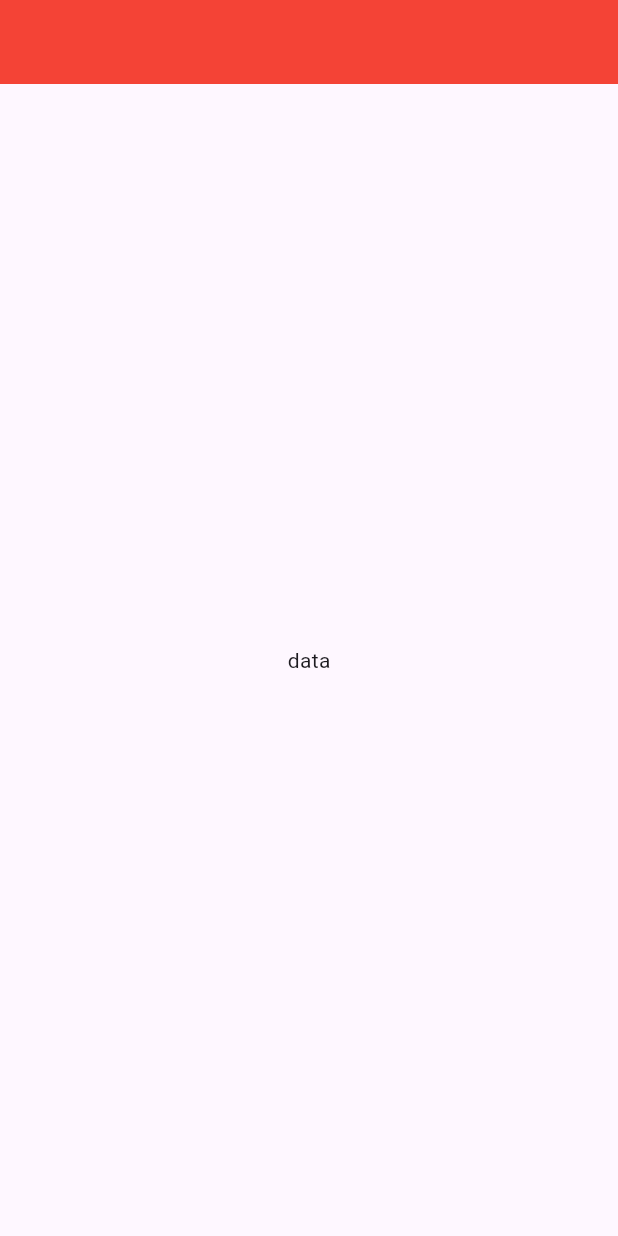
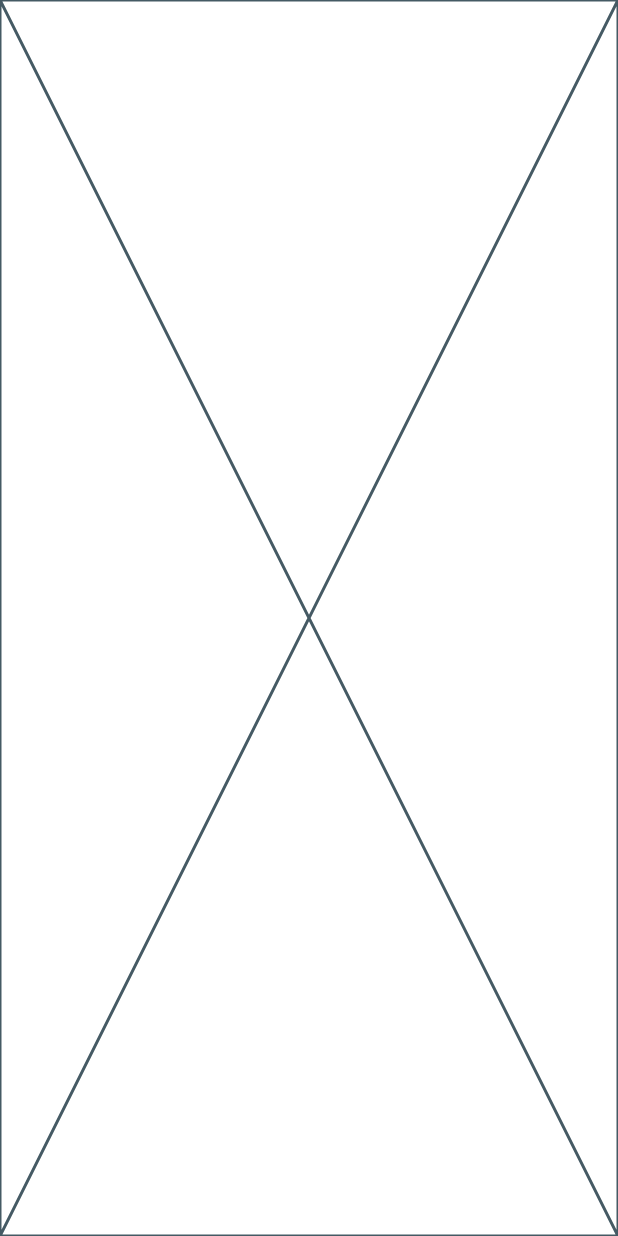
Before and after one commit to yoninani7/Yona_ecommerce, a Flutter app: the screen it shows after launch, on a phone screen of 412 x 824 dp. Run offline on Flutter 3.47's test engine with Material 3 defaults, Android fonts, the light colour scheme and no system bars.

Commit message:
Update main.dart

```diff
--- a/project1/lib/main.dart
+++ b/project1/lib/main.dart
@@ -4,22 +4,11 @@ void main() {
   runApp(const Welcome());
 }
 
-class Welcome extends StatefulWidget {
+class Welcome extends StatelessWidget {
   const Welcome({super.key});
 
   @override
-  State<Welcome> createState() => _WelcomeState();
-}
-
-class _WelcomeState extends State<Welcome> {
-  @override
   Widget build(BuildContext context) {
-    return MaterialApp(
-      debugShowCheckedModeBanner: false,
-      home: Scaffold(
-        appBar: AppBar(backgroundColor: Colors.red),
-        body: Center(child: Text("data")),
-      ),
-    );
+    return const Placeholder();
   }
 }
```
